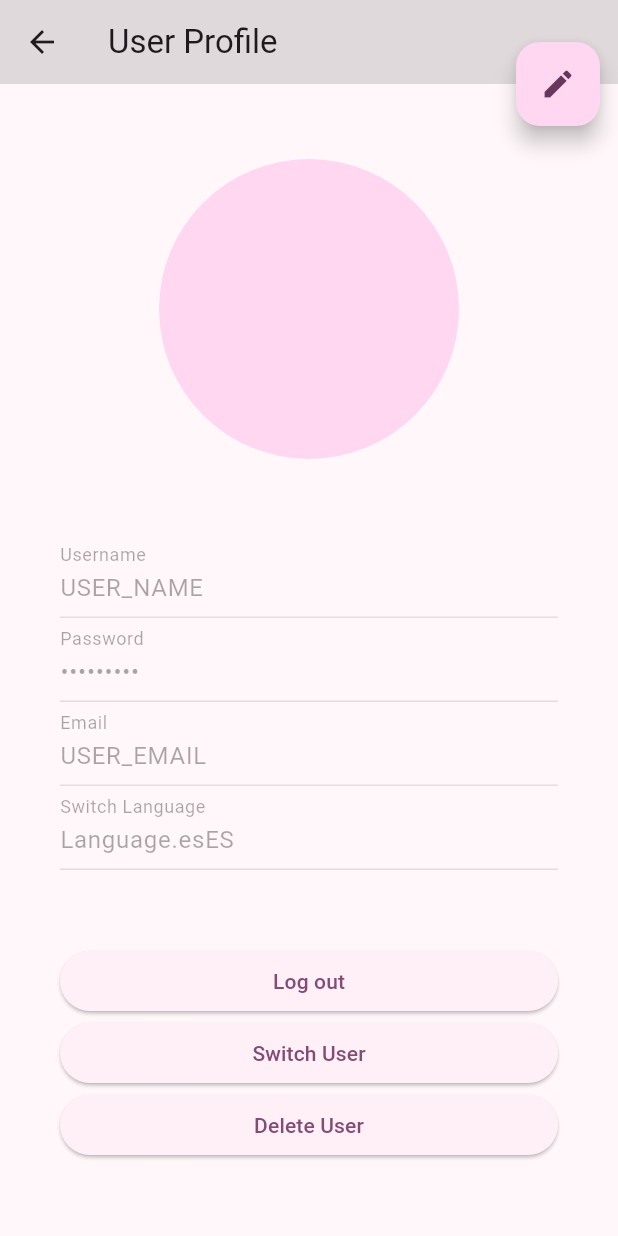
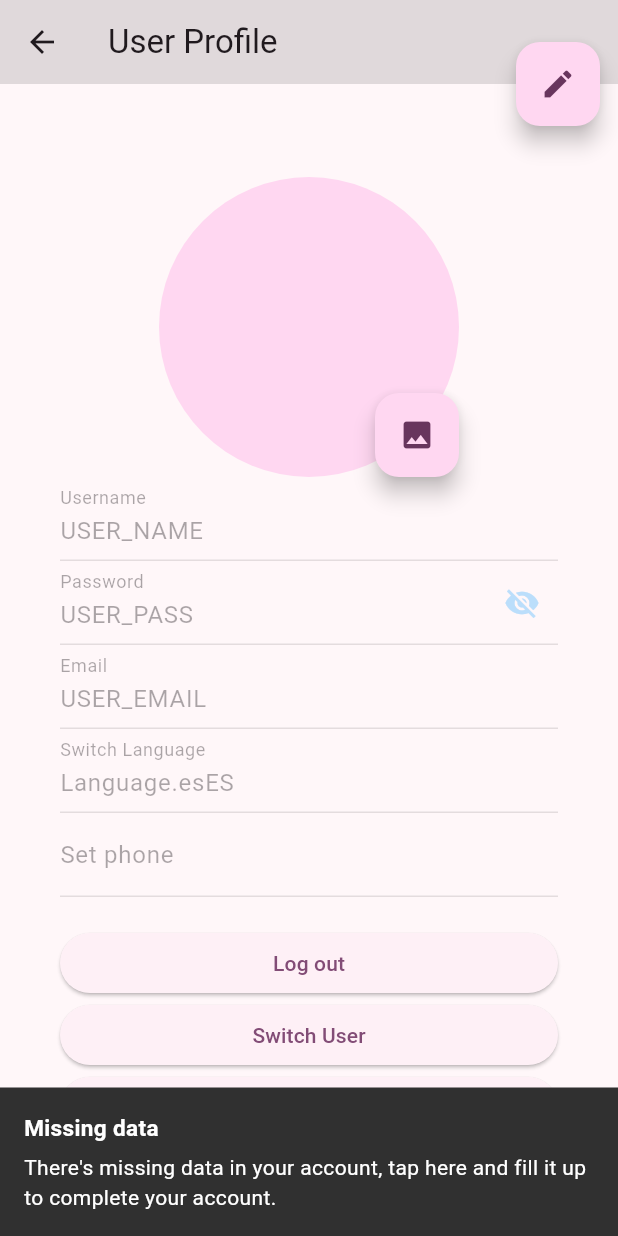
Before and after one commit to 2DAM-IES-AlvaroFalomir-2023-24/SPRINT_PROJECT, a Flutter app: the UserScreen screen opened directly, on a phone screen of 412 x 824 dp. Run offline on Flutter 3.47's test engine with Material 3 defaults, Android fonts, the phone set to English and light mode, and no system bars; drawn by our look-alikes of another_flushbar; our stand-ins replace firebase_auth, firebase_core, flutter_bloc, flutter_dotenv, geolocator, google_sign_in and 2 more; accounts and stored records are empty; key blocks and very long unbroken strings in the code were emptied for the run.

Commit message:
Cambios en user screen y home screen

```diff
--- a/languages/en.json
+++ b/languages/en.json
@@ -28,5 +28,6 @@
   "language": "Language",
   "email": "Email",
   "userProfile": "User Profile",
-  "switchLanguage": "Switch Language"
+  "switchLanguage": "Switch Language",
+  "phoneInput": "Set phone"
 }
--- a/languages/es.json
+++ b/languages/es.json
@@ -28,5 +28,6 @@
   "language": "Idioma",
   "username": "Nombre de usuario",
   "userProfile": "Perfil de usuario",
-  "switchLanguage": "Cambiar idioma"
+  "switchLanguage": "Cambiar idioma",
+  "phoneInput": "Introducir teléfono"
 }
--- a/lib/bloc/bloc_user/user_bloc.dart
+++ b/lib/bloc/bloc_user/user_bloc.dart
@@ -2,7 +2,7 @@ import 'package:sprint/bloc/bloc_user/user_event.dart';
 import 'package:sprint/bloc/bloc_user/user_state.dart';
 import 'package:flutter_bloc/flutter_bloc.dart';
 import 'package:sprint/model/language.dart';
-import 'package:sprint/model/user.dart';
+import 'package:sprint/model/odoo-user.dart';
 
     // Contiene la lógica de negocio del Bloc.
     //
@@ -16,7 +16,7 @@ import 'package:sprint/model/user.dart';
 
 class UserBloc extends Bloc<UserEvents, UserStates> {
   int counter = 0;
-  User user = User("email", "password", false, "name", Language.esES);  // Estado inicial del usuario. Este es el usuario que almacena toda la información dentro de la app
+  OdooUser user = OdooUser("email", "password", false, "name", Language.esES);  // Estado inicial del usuario. Este es el usuario que almacena toda la información dentro de la app
 
   UserBloc() : super(InitialState()) {
     on<UserInformationChangedEvent>(onUserInformationChanged);
--- a/lib/bloc/bloc_user/user_event.dart
+++ b/lib/bloc/bloc_user/user_event.dart
@@ -2,11 +2,11 @@
 //
 // La lógica para estos eventos se define en la clase UserBloc
 
-import '../../model/user.dart';
+import '../../model/odoo-user.dart';
 
 class UserEvents {}
 
 class UserInformationChangedEvent extends UserEvents {
-  User user;
+  OdooUser user;
   UserInformationChangedEvent(this.user);
 }
--- a/lib/bloc/bloc_user/user_state.dart
+++ b/lib/bloc/bloc_user/user_state.dart
@@ -7,13 +7,13 @@
 // El UpdateState representa el estado actualizado, donde el contador se ha incrementado
 
 import '../../model/language.dart';
-import '../../model/user.dart';
+import '../../model/odoo-user.dart';
 
 class UserStates {}
 
 class InitialState extends UserStates {}
 
 class UpdateState extends UserStates {
-  final User user;
+  final OdooUser user;
   UpdateState(this.user);
 }
--- a/lib/bloc/google_sign_in.dart
+++ b/lib/bloc/google_sign_in.dart
@@ -3,7 +3,7 @@ import 'package:flutter/material.dart';
 import 'package:google_sign_in/google_sign_in.dart';
 import 'package:logger/logger.dart';
 import 'package:sprint/data/odoo_connect.dart';
-import 'package:sprint/model/user.dart';
+import 'package:sprint/model/odoo-user.dart';
 import 'package:crypto/crypto.dart';
 import 'dart:convert';
 
@@ -61,7 +61,7 @@ class GoogleSignInProvider extends ChangeNotifier{
    * a un objeto usuario para poder manejarlo
    * @param usuario es el usuario de google
    */
-  User crearUsuario(usuario){
+  OdooUser crearUsuario(usuario){
 
     //Encriptamos el id del usuario
     var bytes = utf8.encode(usuario.id.toString());
@@ -73,7 +73,7 @@ class GoogleSignInProvider extends ChangeNotifier{
 
 
     //Creamos el usuario con la información que nos devuelve el usuario de google
-    User user = User(usuario.email, idEncriptado.toString(), false, usuario.displayName, Language.esES);
+    OdooUser user = OdooUser(usuario.email, idEncriptado.toString(), false, usuario.displayName, Language.esES);
 
     print(user.toJson());
 
@@ -89,7 +89,7 @@ class GoogleSignInProvider extends ChangeNotifier{
 
     bool inicioSesion = true;
 
-    User? user = await OdooConnect.getUserByEmail(emailUser);
+    OdooUser? user = await OdooConnect.getUserByEmail(emailUser);
 
     logger.i(user);
 
--- a/lib/data/odoo_connect.dart
+++ b/lib/data/odoo_connect.dart
@@ -2,7 +2,7 @@ import 'package:flutter_dotenv/flutter_dotenv.dart';
 import 'package:logger/logger.dart';
 import 'package:sprint/odoo-rpc/odoo_client.dart';
 
-import '../model/user.dart';
+import '../model/odoo-user.dart';
 import 'dart:convert' as convert;
 
 class OdooConnect{
@@ -17,12 +17,9 @@ class OdooConnect{
 
   static final logger = Logger();
 
-  static void initialize() async{
+  static Future<List<OdooUser>> getUsers() async{
     await client.authenticate(SPRINT_DATABASE, SPRINT_USER, SPRINT_PASSWORD);
-  }
-
-  static Future<List<User>> getUsers() async{
-    List<User> found = [];
+    List<OdooUser> found = [];
     try {
       List res = await client.callKw({
         'model': 'res.users', 'method': 'search_read', 'args': [],
@@ -35,15 +32,16 @@ class OdooConnect{
       if (res.isNotEmpty) {
         for(var result in res){
           var temp = convert.jsonEncode(result);
-          found.add(User.fromJson(convert.jsonDecode(temp)));
+          found.add(OdooUser.fromJson(convert.jsonDecode(temp)));
         }
       }
     }catch(a){logger.e(a);}
     return found;
   }
 
-  static Future<User?> getUserByEmail(String email) async{
-    User? found;
+  static Future<OdooUser?> getUserByEmail(String email) async{
+    await client.authenticate(SPRINT_DATABASE, SPRINT_USER, SPRINT_PASSWORD);
+    OdooUser? found;
     try {
       if(email.isEmpty){
         throw Exception("Email cannot be empty");
@@ -60,7 +58,7 @@ class OdooConnect{
       //Obtención de resultados en formato JSON
       if (res.isNotEmpty) {
         var temp = convert.jsonEncode(res[0]);
-        found = User.fromJson(convert.jsonDecode(temp));
+        found = OdooUser.fromJson(convert.jsonDecode(temp));
       }
       print("--------------FOUND USER----------------");
       print(found);
@@ -68,7 +66,8 @@ class OdooConnect{
     return found;
   }
 
-  static Future<bool> modifyUser(User user) async{
+  static Future<bool> modifyUser(OdooUser user) async{
+    await client.authenticate(SPRINT_DATABASE, SPRINT_USER, SPRINT_PASSWORD);
     try {
       if(user.id == null){
         throw Exception("User id cannot be empty");
@@ -76,7 +75,15 @@ class OdooConnect{
       await client.callKw({
         'model': 'res.users', 'method': 'write', 'args': [
           user.id,
-          user.toJson()
+          {
+            'name': user.name,
+            'login': user.email,
+            'password': user.password,
+            'email': user.email,
+            'lang': user.lang.name,
+            'image_1920': user.avatar,
+            'phone': user.phone
+          }
         ],
         'kwargs': {}
       });
@@ -87,7 +94,8 @@ class OdooConnect{
     }
   }
 
-  static Future<bool> createUser(User user) async{
+  static Future<bool> createUser(OdooUser user) async{
+    await client.authenticate(SPRINT_DATABASE, SPRINT_USER, SPRINT_PASSWORD);
     try {
       if(user.id != null){
         throw Exception("User id cannot be created");
--- a/lib/main.dart
+++ b/lib/main.dart
@@ -2,6 +2,8 @@ import 'package:firebase_core/firebase_core.dart';
 import 'package:flutter/material.dart';
 import 'package:flutter_dotenv/flutter_dotenv.dart';
 import 'package:sprint/bloc/google_sign_in.dart';
+import 'package:sprint/model/language.dart';
+import 'package:sprint/model/odoo-user.dart';
 import 'package:sprint/screens/verify_auth_screen.dart';
 import 'package:provider/provider.dart';
 import 'package:sprint/data/odoo_connect.dart';
@@ -16,7 +18,6 @@ import 'package:sprint/firebase_options.dart';
 
 Future main() async {
   await dotenv.load(fileName: "././assets/.env");
-  OdooConnect.initialize();
   // Asegura que la vinculación de widgets esté inicializada.
   WidgetsFlutterBinding.ensureInitialized();
 
--- a/lib/model/user.dart
+++ b/lib/model/odoo-user.dart
@@ -1,17 +1,18 @@
 import 'package:sprint/model/language.dart';
 
-class User{
-  const User(this.email, this.password, this.active, this.name, this.lang, [this.id, this.avatar = ""]);
+class OdooUser{
+  OdooUser(this.email, this.password, this.active, this.name, this.lang, [this.id, this.avatar = "", this.phone = ""]);
   final int? id;
   final String email;
   final String password;
   final bool active;
   final String name;
-  final String avatar;
+  String avatar;
+  String phone;
   final Language lang;
 
-  static User fromJson(dynamic json){
-    return User(
+  static OdooUser fromJson(dynamic json){
+    return OdooUser(
       json['email'].toString(),
       json['password'].toString(),
       json['active'] as bool,
@@ -19,6 +20,7 @@ class User{
       Language.setLanguageByString(json['lang'].toString()),
       json['id'] as int,
       json['image_1920'].toString(),
+      json['phone'].toString()
     );
   }
 
@@ -34,8 +36,13 @@ class User{
       'name': name,
       'email': email,
       'lang': lang.name,
-      'image_1920': avatar
+      'image_1920': avatar,
+      'phone': phone
     };
   }
 
+  bool isMissingData(){
+    return avatar.isEmpty || phone.isEmpty;
+  }
+
 }
--- a/lib/screens/user_screen.dart
+++ b/lib/screens/user_screen.dart
@@ -1,17 +1,23 @@
 import 'dart:convert';
+import 'dart:io';
 
 import 'package:flutter/material.dart';
 import 'package:flutter_bloc/flutter_bloc.dart';
+import 'package:image_picker/image_picker.dart';
+import 'package:logger/logger.dart';
 import 'package:sprint/app_localizations.dart';
 import 'package:sprint/bloc/bloc_user/user_bloc.dart';
 import 'package:sprint/bloc/bloc_user/user_event.dart';
 import 'package:sprint/bloc/bloc_user/user_state.dart';
-import 'package:sprint/model/user.dart';
+import 'package:sprint/model/odoo-user.dart';
 import 'package:sprint/model/language.dart';
 
+Logger logger = Logger();
 
 class UserScreen extends StatefulWidget {
-  const UserScreen({super.key});
+  const UserScreen({super.key, this.isEditable = false});
+
+  final bool isEditable;
 
   // Guardamos un avatar predefinido en base64
   final String userDefaultAvatar =
@@ -24,12 +30,23 @@ class UserScreen extends StatefulWidget {
 
 class UserScreenState extends State<UserScreen> {
   bool editable = false;
+  bool _passwordVisible = false;
+  String image = "";
   IconData fabIcon = Icons.edit;
 
-  Widget _UserScreen(BuildContext context, User user) {
+
+  @override
+  void initState() {
+    super.initState();
+    image = widget.userDefaultAvatar;
+    editable = widget.isEditable;
+    fabIcon = editable ? Icons.save : Icons.edit;
+  }
+
+  Widget _UserScreen(BuildContext context, OdooUser user) {
     // Al arrancar la escena guardamos una copia del usuario para poder
     // volver atrás en el modo edición
-    User previousUser = user;
+    OdooUser previousUser = user;
 
     // Controladores para los TextFormField.
     TextEditingController _nameTextFormField =
@@ -40,6 +57,10 @@ class UserScreenState extends State<UserScreen> {
         TextEditingController(text: user.email);
     TextEditingController _languageTextFormField =
         TextEditingController(text: user.lang.toString());
+    TextEditingController _phoneTextFormField =
+      TextEditingController(text: user.phone.toString());
+    //Si cargo la imagen el funcionamiento de edición es raro
+    //image = user.avatar.toString();
 
     return Scaffold(
         // TODO ajustar el comportamiento por defecto al pulsar en un elemento editable
@@ -53,7 +74,7 @@ class UserScreenState extends State<UserScreen> {
             if (editable)
               // Botón de cancelar edición que sólo aparece en modo edición
               FloatingActionButton(
-                child: Icon(Icons.close),
+                child: const Icon(Icons.close),
                 onPressed: () {
                   setState(() {
                     // Salimos del modo edición, cambiamos el icono y regresamos al usuario que habíamos guardado
@@ -71,15 +92,18 @@ class UserScreenState extends State<UserScreen> {
               child: Icon(fabIcon),
               onPressed: () {
                 if (editable) {
-                  context.read<UserBloc>().add(UserInformationChangedEvent(User(
+                  context.read<UserBloc>().add(UserInformationChangedEvent(OdooUser(
                       _emailTextFormField.text,
                       _passwordTextFormField.text,
                       true,
                       _nameTextFormField.text,
                       Language
-                          .enUS))); // TODO cuando implementemos el spinner, recoger el valor seleccionado
+                          .enUS,
+                      user.id,
+                      image,
+                      _phoneTextFormField.text))); // TODO cuando implementemos el spinner, recoger el valor seleccionado
                 }
-                // TODO subir el usuario a la BDD
+                //OdooConnect.modifyUser(context.read<UserBloc>().user);
                 setState(() {
                   editable = !editable;
                   fabIcon = editable ? Icons.save : Icons.edit;
@@ -89,18 +113,53 @@ class UserScreenState extends State<UserScreen> {
           ],
         ),
         body: Center(
+          child: SingleChildScrollView(
             child: Padding(
-              padding: EdgeInsets.symmetric(
+                padding: const EdgeInsets.symmetric(
                   horizontal: 40,
                 ),
                 child: Column(
                   mainAxisAlignment: MainAxisAlignment.spaceEvenly,
                   children: [
-                  CircleAvatar(
+                    SizedBox(
+                      width: 200,
+                      height: 200,
+                      child: Stack(
+                        children: [
+                          Container(
+                            alignment: Alignment.center,
+                            child: CircleAvatar(
                               // TODO Cargar el avatar del usuario al pulsar si esta en modo edicion
-                    backgroundImage:
-                        MemoryImage(base64Decode(widget.userDefaultAvatar)),
+                              backgroundImage: MemoryImage(base64Decode(image)),
                               radius: 100,
+                            ),
+                          ),
+                          Align(
+                            alignment: Alignment.bottomRight,
+                            child: FloatingActionButton(
+                                onPressed: () async {
+                                  if(editable){
+                                    XFile? file = await ImagePicker().pickImage(
+                                        source: ImageSource.gallery,
+                                        maxWidth: 1920,
+                                        maxHeight: 1200,
+                                        imageQuality: 80);
+                                    if(file != null){
+                                      File temp = File(file.path);
+                                      setState(() {
+                                        final imageEncoded = base64Encode(temp.readAsBytesSync());
+                                        image = imageEncoded;
+                                      });
+                                    }
+                                  }else{
+                                    ScaffoldMessenger.of(context).showSnackBar(const SnackBar(content: Text("Edit mode is disabled")));
+                                  }
+                                },
+                                child: const Icon(Icons.photo)
+                            ),
+                          )
+                        ],
+                      )
                     ),
                     Column(
                       children: [
@@ -115,8 +174,22 @@ class UserScreenState extends State<UserScreen> {
                         TextFormField(
                           controller: _passwordTextFormField,
                           decoration: InputDecoration(
-                            labelText: AppLocalizations.of(context)!.translate("password")),
-                        obscureText: true,
+                              labelText: AppLocalizations.of(context)!.translate("password"),
+                              suffixIcon: IconButton(
+                                icon: Icon(
+                                  _passwordVisible ?
+                                      Icons.visibility :
+                                      Icons.visibility_off,
+                                  color: Theme.of(context).primaryColorLight,
+                                ),
+                                onPressed: (){
+                                  setState(() {
+                                    _passwordVisible = !_passwordVisible;
+                                  });
+                                },
+                              )
+                          ),
+                          obscureText: _passwordVisible,
                           enabled: editable,
                         ),
                         // EMAIL DE USUARIO
@@ -134,8 +207,15 @@ class UserScreenState extends State<UserScreen> {
                               labelText: AppLocalizations.of(context)!.translate("switchLanguage")),
                           enabled: editable,
                         ),
+                        TextFormField(
+                          controller: _phoneTextFormField,
+                          decoration: InputDecoration(
+                              labelText: AppLocalizations.of(context)!.translate("phoneInput")),
+                          enabled: editable,
+                        ),
                       ],
                     ),
+                    SizedBox(height: 20,),
                     Column(
                       crossAxisAlignment: CrossAxisAlignment.stretch,
                       children: [
@@ -159,6 +239,7 @@ class UserScreenState extends State<UserScreen> {
                     ),
                   ],
                 )),
+          ),
         ));
   }
 
@@ -166,7 +247,7 @@ class UserScreenState extends State<UserScreen> {
   Widget build(BuildContext context) {
     return BlocBuilder<UserBloc, UserStates>(builder: (context, state) {
       if (state is InitialState) {
-        User user = User("USER_EMAIL", "USER_PASS", false, "USER_NAME",
+        OdooUser user = OdooUser("USER_EMAIL", "USER_PASS", false, "USER_NAME",
             Language.esES, null, widget.userDefaultAvatar);
         return _UserScreen(context, user);
       }
--- a/lib/screens/verify_auth_screen.dart
+++ b/lib/screens/verify_auth_screen.dart
@@ -16,7 +16,7 @@ class VerifyAuthBloc extends StatelessWidget {
           } else if (snapshot.hasError) {
             return const Center(child: Text('Error de autenticación'));
           } else if (snapshot.hasData) {
-            return const HomeScreen();
+            return HomeScreen();
           } else {
             return const LoginScreen();
           }
--- a/pubspec.yaml
+++ b/pubspec.yaml
@@ -50,6 +50,9 @@ dependencies:
   flutter_localizations:
     sdk: flutter
   geolocator: ^11.0.0
+  another_flushbar: ^1.12.30
+  image_picker: ^1.0.7
+  path_provider: ^2.1.2
 
 dev_dependencies:
   flutter_test:
```
Also changed, not shown: lib/screens/home_screen.dart (+32 -4 lines), lib/screens/login_screen.dart (+2 -10 lines), 5 other files. Lines whose indentation alone changed are shown as unchanged.
